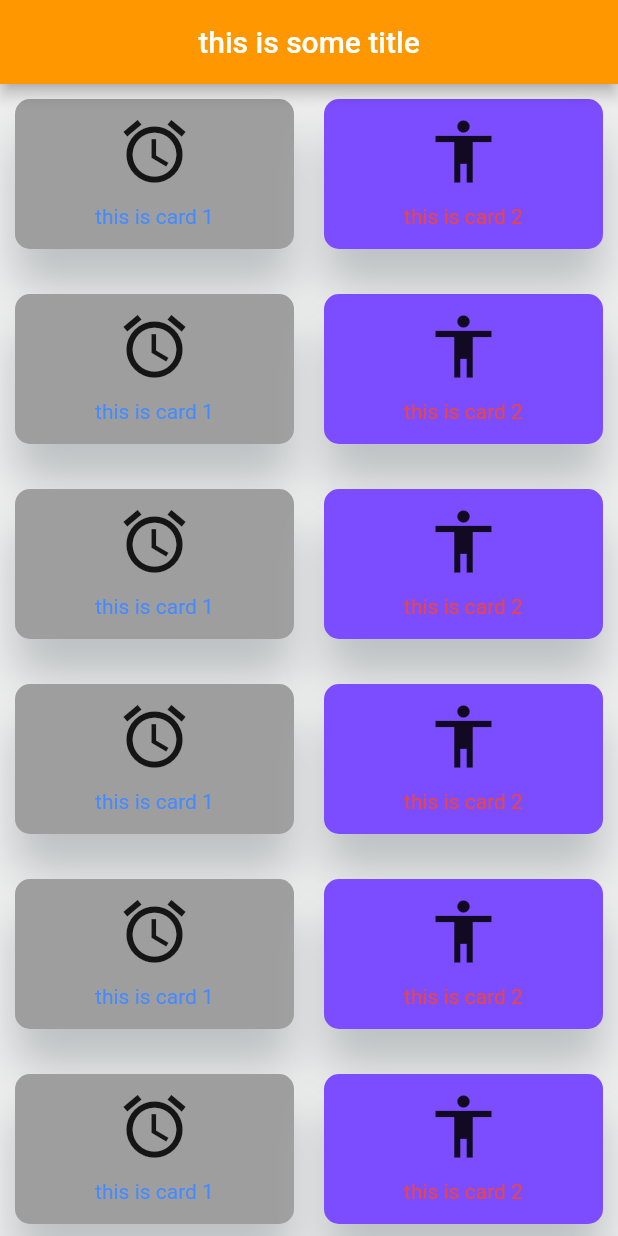
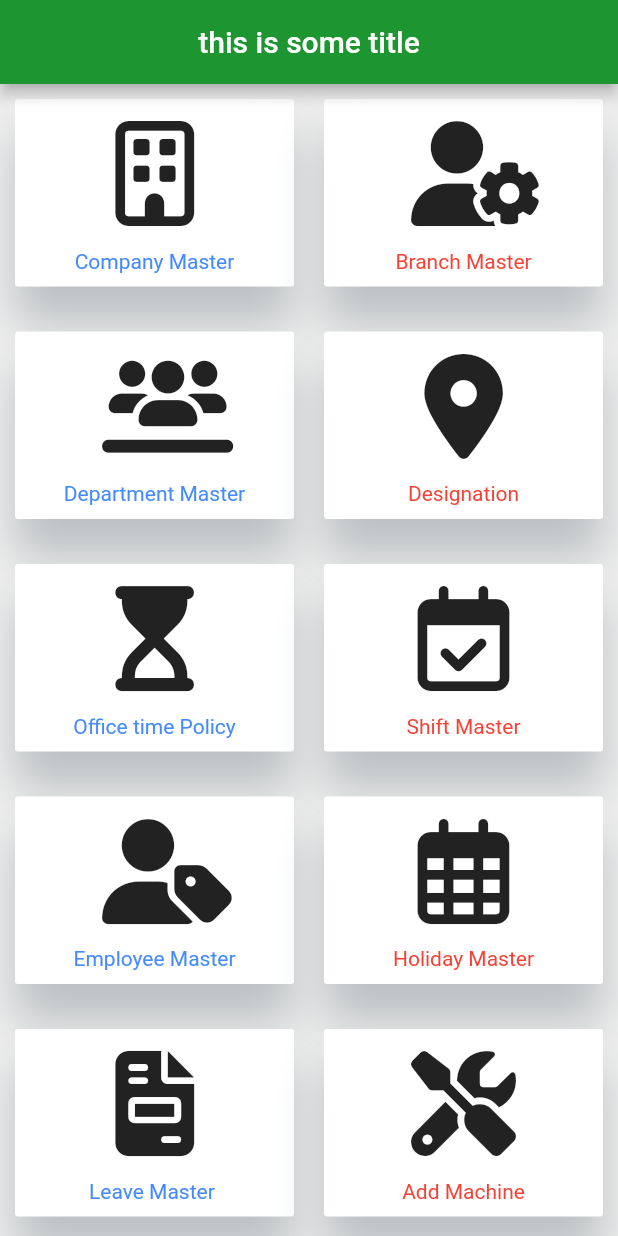
Before and after one commit to vedhas29/vertex_unofficial, a Flutter app: the screen it shows after launch, on a phone screen of 412 x 824 dp. Run offline on Flutter 3.47's test engine with Material 2 defaults, Android fonts, the phone set to English and light mode, and no system bars; our stand-ins replace font_awesome_flutter.

Commit message:
Changed colors and Icons

```diff
--- a/my_app/lib/ReUsableCard.dart
+++ b/my_app/lib/ReUsableCard.dart
@@ -13,9 +13,11 @@ class ReUsableCard extends StatelessWidget {
   Widget build(BuildContext context) {
     return Container(
       width: 100,
-      height: 100,
+      //changed height from 100 to 125
+      height: 125,
       margin: EdgeInsets.all(10),
-      decoration: BoxDecoration(borderRadius: BorderRadius.circular(10) ,
+      //changed border radius from 10 to 2
+      decoration: BoxDecoration(borderRadius: BorderRadius.circular(2) ,
       color: c ,
       // ignore: prefer_const_literals_to_create_immutables
       boxShadow: [
@@ -28,9 +30,13 @@ class ReUsableCard extends StatelessWidget {
       child: Column(
         // ignore: prefer_const_literals_to_create_immutables
         children: [
-          SizedBox(height : 10),
-          Icon(i , size: 50,),
-          SizedBox(height: 10),
+          //changed sizedBox height from 10 to 15
+          SizedBox(height : 15),
+          //changed ion size from 50 to 70
+          Icon(i , size: 70,),
+          //changed sizedBox height from 10 to 15
+
+          SizedBox(height: 15),
           Text(t , style: TextStyle(color: tcolor),)
       ]),
     );
--- a/my_app/lib/main.dart
+++ b/my_app/lib/main.dart
@@ -1,6 +1,7 @@
 // ignore_for_file: prefer_const_constructors, prefer_const_literals_to_create_immutables
 
 import 'package:flutter/material.dart';
+import 'package:font_awesome_flutter/font_awesome_flutter.dart';
 import 'ReUsableCard.dart';
 
 void main(List<String> args) {
@@ -14,7 +15,7 @@ class myApp extends StatelessWidget {
   Widget build(BuildContext context) {
     return MaterialApp(
       theme: ThemeData(
-        appBarTheme: AppBarTheme(backgroundColor: Colors.orange),
+        appBarTheme: AppBarTheme(backgroundColor: Color.fromARGB(255, 29, 150, 49)),
       ),
       home: homePage(),
     );
@@ -45,15 +46,70 @@ class _homePageState extends State<homePage> {
                 children: [
                   Expanded(
                     flex: 1,
-                    child: ReUsableCard(c: Colors.grey , t: "this is card 1" , i: Icons.access_alarm_outlined, tcolor: Colors.blueAccent,),
+                    //changed icon
+                    child: ReUsableCard(c: Colors.white , t: "Company Master" , i: FontAwesomeIcons.building, tcolor: Colors.blueAccent,),
                   ),
                   Expanded(flex: 1,
-                  child: ReUsableCard(c: Colors.deepPurpleAccent , t : "this is card 2" , i: Icons.accessibility, tcolor: Colors.red,),
+                  //changed icon
+                  child: ReUsableCard(c: Colors.white , t : "Branch Master" , i: FontAwesomeIcons.userGear, tcolor: Colors.red,),
                   )
                 ],
               ) ,
               //Row 2 :
               SizedBox(height: 10,),
+              Row(
+                children: [
+                  Expanded(
+                    flex: 1,
+                    child: ReUsableCard(c: Colors.white , t: "Department Master" , i: FontAwesomeIcons.usersLine, tcolor: Colors.blueAccent,),
+                  ),
+                  Expanded(flex: 1,
+                  child: ReUsableCard(c: Colors.white , t : "Designation" , i: FontAwesomeIcons.locationDot, tcolor: Colors.red,),
+                  )
+                ],
+              ),
+              SizedBox(height: 10,),
+              //Row 3:
+              Row(
+                children: [
+                  Expanded(
+                    flex: 1,
+                    child: ReUsableCard(c: Colors.white , t: "Office time Policy" , i: FontAwesomeIcons.hourglassStart, tcolor: Colors.blueAccent,),
+                  ),
+                  Expanded(flex: 1,
+                  child: ReUsableCard(c: Colors.white , t : "Shift Master" , i: FontAwesomeIcons.calendarCheck, tcolor: Colors.red,),
+                  )
+                ],
+              ),
+              SizedBox(height: 10,),
+              //Row 4 :
+              Row(
+                children: [
+                  Expanded(
+                    flex: 1,
+                    child: ReUsableCard(c: Colors.white , t: "Employee Master" , i: FontAwesomeIcons.userTag, tcolor: Colors.blueAccent,),
+                  ),
+                  Expanded(flex: 1,
+                  child: ReUsableCard(c: Colors.white , t : "Holiday Master" , i: FontAwesomeIcons.calendarDays , tcolor: Colors.red,),
+                  )
+                ],
+              ),
+              SizedBox(height: 10,),
+              //Row 5 :
+              Row(
+                children: [
+                  Expanded(
+                    flex: 1,
+                    child: ReUsableCard(c: Colors.white , t: "Leave Master " , i: FontAwesomeIcons.fileInvoice ,  tcolor: Colors.blueAccent,),
+                  ),
+                  Expanded(flex: 1,
+                  child: ReUsableCard(c: Colors.white , t : "Add Machine" , i: FontAwesomeIcons.screwdriverWrench , tcolor: Colors.red,),
+                  )
+                ],
+              ),
+              SizedBox(height: 10,),
+              //Row 6 :
+              /*
               Row(
                 children: [
                   Expanded(
@@ -66,58 +122,7 @@ class _homePageState extends State<homePage> {
                 ],
               ),
               SizedBox(height: 10,),
-              //Row 3:
-              Row(
-                children: [
-                  Expanded(
-                    flex: 1,
-                    child: ReUsableCard(c: Colors.grey , t: "this is card 1" , i: Icons.access_alarm_outlined, tcolor: Colors.blueAccent,),
-                  ),
-                  Expanded(flex: 1,
-                  child: ReUsableCard(c: Colors.deepPurpleAccent , t : "this is card 2" , i: Icons.accessibility, tcolor: Colors.red,),
-                  )
-                ],
-              ),
-              SizedBox(height: 10,),
-              //Row 4 :
-              Row(
-                children: [
-                  Expanded(
-                    flex: 1,
-                    child: ReUsableCard(c: Colors.grey , t: "this is card 1" , i: Icons.access_alarm_outlined, tcolor: Colors.blueAccent,),
-                  ),
-                  Expanded(flex: 1,
-                  child: ReUsableCard(c: Colors.deepPurpleAccent , t : "this is card 2" , i: Icons.accessibility, tcolor: Colors.red,),
-                  )
-                ],
-              ),
-              SizedBox(height: 10,),
-              //Row 5 :
-              Row(
-                children: [
-                  Expanded(
-                    flex: 1,
-                    child: ReUsableCard(c: Colors.grey , t: "this is card 1" , i: Icons.access_alarm_outlined, tcolor: Colors.blueAccent,),
-                  ),
-                  Expanded(flex: 1,
-                  child: ReUsableCard(c: Colors.deepPurpleAccent , t : "this is card 2" , i: Icons.accessibility, tcolor: Colors.red,),
-                  )
-                ],
-              ),
-              SizedBox(height: 10,),
-              //Row 6 :
-              Row(
-                children: [
-                  Expanded(
-                    flex: 1,
-                    child: ReUsableCard(c: Colors.grey , t: "this is card 1" , i: Icons.access_alarm_outlined, tcolor: Colors.blueAccent,),
-                  ),
-                  Expanded(flex: 1,
-                  child: ReUsableCard(c: Colors.deepPurpleAccent , t : "this is card 2" , i: Icons.accessibility, tcolor: Colors.red,),
-                  )
-                ],
-              ),
-              SizedBox(height: 10,),
+              // Row 7 :
               Row(
                 children: [
                 Expanded(
@@ -129,6 +134,7 @@ class _homePageState extends State<homePage> {
                 )
               ],
               )
+              */
             ],
           ),
         ),
--- a/my_app/pubspec.yaml
+++ b/my_app/pubspec.yaml
@@ -34,6 +34,7 @@ dependencies:
   # The following adds the Cupertino Icons font to your application.
   # Use with the CupertinoIcons class for iOS style icons.
   cupertino_icons: ^1.0.2
+  font_awesome_flutter: ^10.1.0
 
 dev_dependencies:
   flutter_test:
```
Also changed, not shown: my_app/pubspec.lock.
